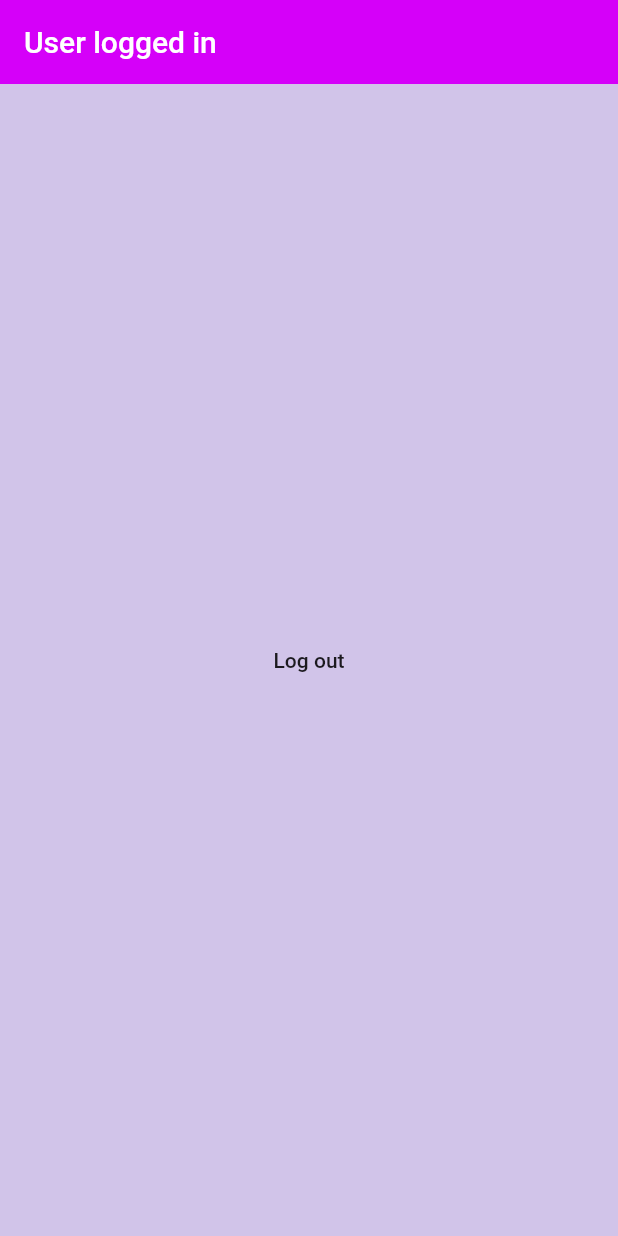
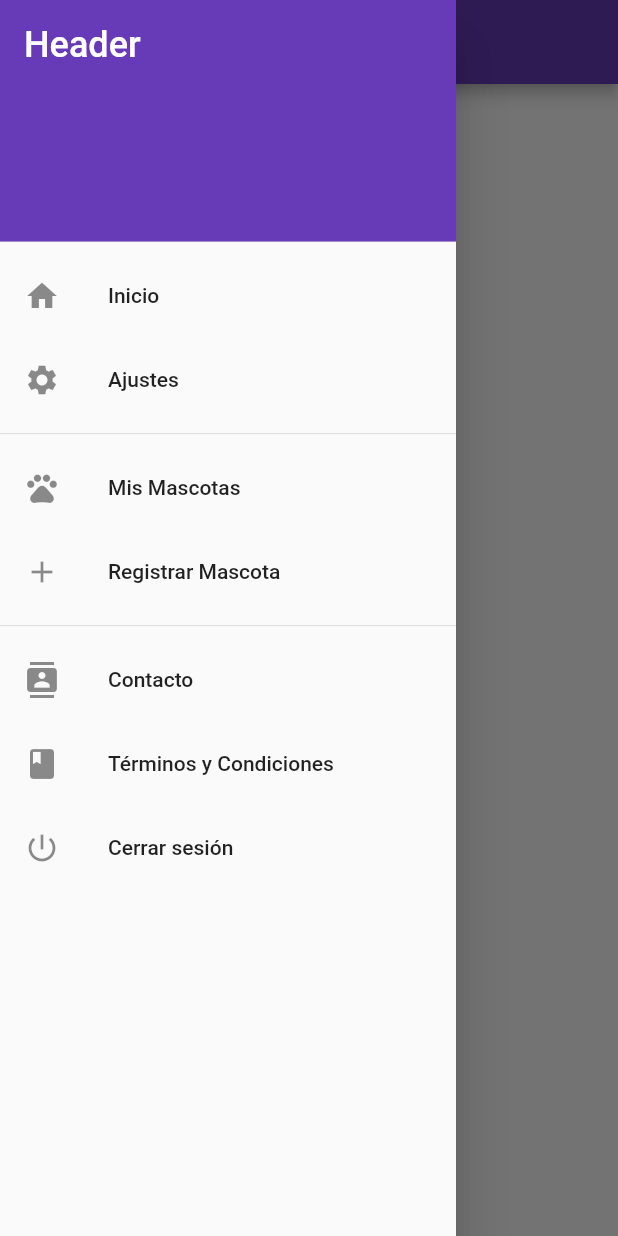
Before and after one commit to casa98/JPetty, a Flutter app: the screen it shows once a user with an empty profile is signed in, with the side drawer open (before the commit the screen has no drawer), on a phone screen of 412 x 824 dp. Run offline on Flutter 3.47's test engine with Material 2 defaults, Android fonts, the phone set to English and light mode, and no system bars; our stand-ins replace firebase_auth, flutter_spinkit; accounts and stored records are empty; network calls fail.

Commit message:
Add Drawer, also its options and navigation to them

```diff
--- /dev/null
+++ b/lib/home/drawer.dart
@@ -0,0 +1,116 @@
+import 'package:flutter/material.dart';
+import 'package:jpetty/home/home.dart';
+import 'package:jpetty/home/contact.dart';
+import 'package:jpetty/home/my_pets.dart';
+import 'package:jpetty/home/register_pets.dart';
+import 'package:jpetty/home/settings.dart';
+import 'package:jpetty/home/tyc.dart';
+import 'package:jpetty/services/auth.dart';
+
+class AppDrawer extends StatelessWidget {
+
+  AuthService _auth = AuthService();
+
+  @override
+  Widget build(BuildContext context) {
+    return Drawer(
+        child: ListView(
+          padding: EdgeInsets.zero,
+          children: <Widget>[
+            //UserAccountsDrawerHeader(),
+            DrawerHeader(
+              decoration: BoxDecoration(
+                color: Colors.deepPurple,
+              ),
+              child: Text(
+                'Header',
+                style: TextStyle(
+                  color: Colors.white,
+                  fontSize: 24,
+                ),
+              ),
+            ),
+            ListTile(
+              leading: Icon(Icons.home),
+              title: Text('Inicio'),
+              onTap: (){
+                Navigator.of(context).pushReplacement(
+                  MaterialPageRoute(
+                    builder: (context) => HomePage()
+                  )
+                );
+              },
+            ),
+            ListTile(
+              leading: Icon(Icons.settings),
+              title: Text('Ajustes'),
+              onTap: (){
+                Navigator.of(context).pushReplacement(
+                  MaterialPageRoute(
+                    builder: (context) => Settings()
+                  )
+                );
+              },
+            ),
+            Divider(),
+            ListTile(
+              leading: Icon(Icons.pets),
+              title: Text('Mis Mascotas'),
+              onTap: (){
+                Navigator.of(context).pushReplacement(
+                  MaterialPageRoute(
+                    builder: (context) => MyPets()
+                  )
+                );
+              },
+            ),ListTile(
+              leading: Icon(Icons.add),
+              title: Text('Registrar Mascota'),
+              onTap: (){
+                Navigator.of(context).pushReplacement(
+                  MaterialPageRoute(
+                    builder: (context) => RegisterPets()
+                  )
+                );
+              },
+            ),
+            Divider(),
+            ListTile(
+              leading: Icon(Icons.contacts),
+              title: Text('Contacto'),
+              onTap: (){
+                Navigator.of(context).pushReplacement(
+                  MaterialPageRoute(
+                    builder: (context) => Contact()
+                  )
+                );
+              },
+            ),
+            ListTile(
+              leading: Icon(Icons.book),
+              title: Text('Términos y Condiciones'),
+              onTap: (){
+                Navigator.of(context).pushReplacement(
+                  MaterialPageRoute(
+                    builder: (context) => TyC()
+                  )
+                );
+              },
+            ),
+            ListTile(
+              leading: Icon(Icons.power_settings_new),
+              title: Text('Cerrar sesión'),
+              //TODO Having bugs here.
+              // When this is pressed, it's supposed to appear the Login page.
+              // It just does nothing in the UI and you can keep navigating.
+              // However, the user was actually sign out out in the backend.
+              onTap: () async{
+                await _auth.signOut();
+                return  null;
+              },
+            ),
+          ],
+        ),
+      );
+  }
+}
--- /dev/null
+++ b/lib/home/home.dart
@@ -0,0 +1,23 @@
+import 'package:flutter/material.dart';
+import 'package:jpetty/home/drawer.dart';
+
+class HomePage extends StatefulWidget {
+  @override
+  _HomePageState createState() => _HomePageState();
+}
+
+class _HomePageState extends State<HomePage> {
+  @override
+  Widget build(BuildContext context) {
+    return Scaffold(
+      appBar: AppBar(
+        title: const Text('Inicio'),
+        backgroundColor: Colors.deepPurple
+      ),
+      drawer: AppDrawer(),
+      body: Center(
+        child: Text('Inicio',),
+      ),
+    );
+  }
+}
--- a/lib/screens/authenticate/register.dart
+++ b/lib/screens/authenticate/register.dart
@@ -15,7 +15,7 @@ class Register extends StatefulWidget {
 class _RegisterState extends State<Register> {
 
   final AuthService _auth = AuthService();
-  final _formKey = GlobalKey<FormState>();
+  //final _formKey = GlobalKey<FormState>();
   bool loading = false;
 
   Color col = Colors.deepPurple[400];
--- a/lib/screens/authenticate/signin.dart
+++ b/lib/screens/authenticate/signin.dart
@@ -15,7 +15,7 @@ class SignIn extends StatefulWidget {
 class _SignInState extends State<SignIn> {
 
   final AuthService _auth = AuthService();
-  final _formKey = GlobalKey<FormState>();
+  //final _formKey = GlobalKey<FormState>();
   bool loading = false;
 
   Color col = Colors.deepPurple[400];
--- a/lib/screens/wrapper.dart
+++ b/lib/screens/wrapper.dart
@@ -1,6 +1,6 @@
 import 'package:flutter/material.dart';
+import 'package:jpetty/home/home.dart';
 import 'package:jpetty/screens/authenticate/authenticate.dart';
-import 'package:jpetty/screens/home/home.dart';
 import 'package:provider/provider.dart';
 import 'package:firebase_auth/firebase_auth.dart';
 
@@ -13,7 +13,7 @@ class Wrapper extends StatelessWidget {
       return Authenticate();
     }
     else{
-      return Home();
+      return HomePage();
     }
   }
 }
```
Also changed, not shown: lib/home/contact.dart (added, +18 -0 lines), lib/home/my_pets.dart (added, +19 -0 lines), lib/home/register_pets.dart (added, +19 -0 lines), lib/home/settings.dart (added, +19 -0 lines), lib/home/tyc.dart (added, +19 -0 lines), lib/screens/home/home.dart (+7 -0 lines).
